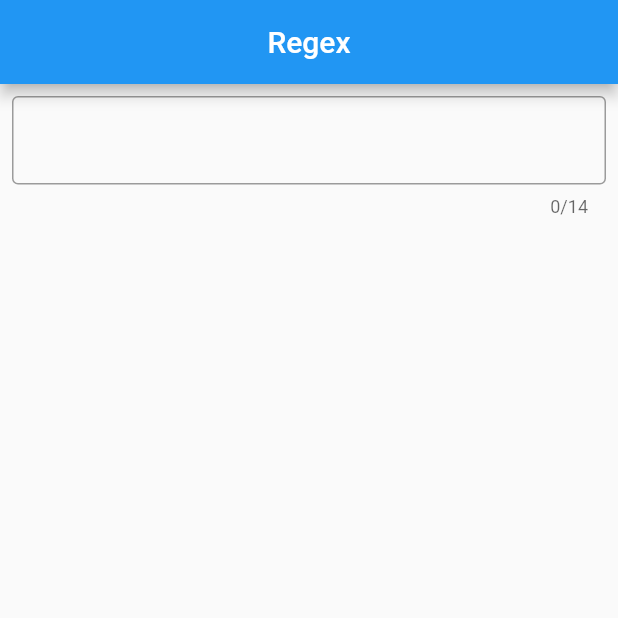
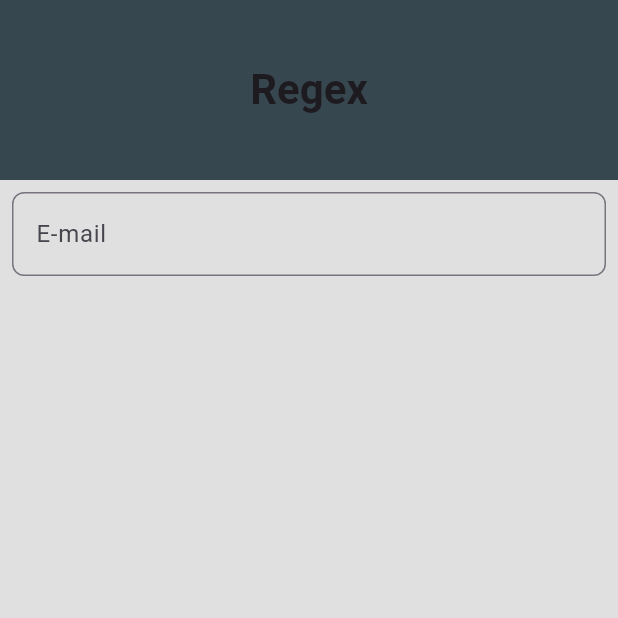
Before and after one commit to guilhermeSchiochet/Regex, a Flutter app: the screen it shows after launch, on a phone screen of 412 x 824 dp, the top half of it. Run offline on Flutter 3.47's test engine with Material 2 defaults, Android fonts, the phone set to English and light mode, and no system bars.

```diff
--- /dev/null
+++ b/regex/lib/data/models/regex_pattern.dart
@@ -0,0 +1,6 @@
+class RegexPattern {
+  final String? key;
+  final String? pattern;
+
+  RegexPattern(this.key, this.pattern);
+}
--- /dev/null
+++ b/regex/lib/data/repositories/regex_repository.dart
@@ -0,0 +1,25 @@
+import 'package:regex/data/models/regex_pattern.dart';
+
+abstract class RegexRepository {
+  Future<RegexPattern> getRegexPattern(String key);
+}
+
+class RegexRepositoryImpl implements RegexRepository {
+
+  final Map<String, String> _patterns = {
+    'cep': r'^\d{5}-\d{3}$',
+    'cpf': r'^\d{3}\.\d{3}\.\d{3}-\d{2}$',
+    'phone': r'^\(\d{2}\) \d{4,5}-\d{4}$',
+    'email': r'^[\w-\.]+@([\w-]+\.)+[\w-]{2,4}$',
+    'cnpj': r'^\d{2}\.\d{3}\.\d{3}\/\d{4}-\d{2}$',
+    'hora': r'^(0?\d|1\d|2[0-3]):([0-5]\d):([0-5]\d)$',
+    'data': r'^(0?[1-9]|[12]\d|3[01])\/(0?[1-9]|1[0-2])\/\d{4}$',
+    'cpfcnpj': r'^\d{3}\.\d{3}\.\d{3}-\d{2}|\d{2}\.\d{3}\.\d{3}\/\d{4}-\d{2}$',
+  };
+
+  @override
+  Future<RegexPattern> getRegexPattern(String key) async {
+    final pattern = _patterns[key];
+    return RegexPattern(key, pattern);
+  }
+}
--- /dev/null
+++ b/regex/lib/domain/usecases/validate_email_usecase.dart
@@ -0,0 +1,17 @@
+import 'package:regex/data/repositories/regex_repository.dart';
+
+class ValidateEmailUseCase {
+  final RegexRepository _regexRepository;
+
+  ValidateEmailUseCase(this._regexRepository);
+
+  Future<bool> call(String email) async {
+    final regexPattern = await _regexRepository.getRegexPattern('email');
+
+    if (RegExp(regexPattern.pattern!).hasMatch(email)) {
+      return true;
+    } else {
+      return false;
+    }
+  }
+}
--- a/regex/lib/main.dart
+++ b/regex/lib/main.dart
@@ -1,102 +1,4 @@
-import 'dart:io';
 import 'package:flutter/material.dart';
+import 'package:regex/presentation/app.dart';
 
-/*
-  > @ Guilherme Schiochet
-  > Intagram @starkzhx
-  > Relizado testes ultilizando regex
-*/
-
-void main(){
-
-  runApp(ValidacaoCampoText());
-
-  final String texto = stdin.readLineSync() ?? '';
-  _tipoText(texto);
-  _filtraCodigo();
-}
-
-  /// As validações do Reg foram feitas com base no aprendizado do curso de Regex do flutterando( Comunidade de dart )
-  String _tipoText(String texto){
-
-    ///Valida se é um gmail. guilherme3_teste@gmail.com
-    if(RegExp('[a-z 0-9 _!.]+@[a-z.]+').hasMatch(texto)){
-      return 'Email';
-      ///Valida se é uma hora. 13:24
-    } else if(RegExp(r'\d{2}:\d{2}').hasMatch(texto)){
-      return 'Hora';
-      ///Valida se é uma data. 27/04/2022
-    } else if(RegExp(r'\d?\d[-./]\d?\d[-./]\d?\d?\d\d').hasMatch(texto)){
-      return 'Data';
-      ///Valida se é um numero. (47) 92131-3253
-    } else if(RegExp(r'(\(\d{2}\)\s)?(\d{4,5}[-. ]\d{4})').hasMatch(texto)){
-      return 'Numero';
-      ///Valida se é um cpf. 987.654.321-00
-    } else if(RegExp(r'\d{3}\.\d{3}\.\d{3}-\d{2}|\d{11}').hasMatch(texto)){
-      return 'Cpf';
-      ///Valida se é um cpnpj. 23.082.589/0001-10
-    } else if(RegExp(r'([0-9]{2}[\.]?[0-9]{3}[\.]?[0-9]{3}[\/]?[0-9]{4}[-]?[0-9]{2})|([0-9]{3}[\.]?[0-9]{3}[\.]?[0-9]{3}[-]?[0-9]{2})').hasMatch(texto)){
-      return 'cnpj';
-    }
-    return '';
-  }
-
-  void _filtraCodigo(){
-    ///Ultilizado a lista negada. todo que NÃO estiver dentro dessa lista sera excluido.
-    final RegExp regex = RegExp(r'[^\D-]');
-
-    print('Seu codigo é 123-456'.replaceAll(regex, ''));
-    print('123-093 esse é seu codigo'.replaceAll(regex, ''));
-    print('098-123 poderia ser seu codigo, mas seu codigo na verdade é 123-098'.replaceAll(regex, ''));
-
-    ///Metodo com melhor eficiencia.
-    final RegExp grupRegex = RegExp(r'(\d{3}-\d{3})');
-    final match = grupRegex.firstMatch('Eu declaro o seu codigo como 163-154');
-    print(match?.group(1));
-  }
-
-class ValidacaoCampoText extends StatelessWidget{
-  const ValidacaoCampoText({Key? key}) : super(key: key);
-
-  @override
-  Widget build(BuildContext context) {
-    return MaterialApp(
-      title: 'Meus projetos',
-      theme: ThemeData(
-        primaryColor: Colors.red,
-      ),
-      home: Scaffold(
-        appBar: AppBar(
-          title: Center(child: Text('Regex')),
-        ),
-        body: Column(
-          children: [
-            this._textFormField()
-          ],
-        ),
-      ),
-    );
-  }
-
-  ///Campo de para por um cpf
-  Widget _textFormField(){
-    return Padding(
-      padding: const EdgeInsets.all(8.0),
-      child: TextFormField(
-        decoration: InputDecoration(
-          border: OutlineInputBorder()
-        ),
-        autocorrect: true,
-        maxLength: 14,
-        autovalidateMode: AutovalidateMode.onUserInteraction,
-        validator: (text) {
-          if(!RegExp(r'\d{3}\.\d{3}\.\d{3}-\d{2}|\d{11}').hasMatch(text ?? '')){
-            return 'Digite um cpf valido';
-          }
-          return null;
-        },
-      ),
-    );
-  }
-
-}
+void main() => runApp(AppRegex());
--- /dev/null
+++ b/regex/lib/presentation/app.dart
@@ -0,0 +1,33 @@
+import 'package:flutter/material.dart';
+import 'package:regex/data/repositories/regex_repository.dart';
+import 'package:regex/domain/usecases/validate_email_usecase.dart';
+import 'package:regex/presentation/screens/home_page.dart';
+import 'package:regex/presentation/widgets/theme_app.dart';
+
+class AppRegex extends StatefulWidget {
+  const AppRegex({super.key});
+
+  @override
+  State<AppRegex> createState() => _AppRegexState();
+}
+
+class _AppRegexState extends State<AppRegex> {
+  late final regexRepository;
+  late final validateEmailUseCase;
+
+  @override
+  void initState() {
+    regexRepository = RegexRepositoryImpl();
+    validateEmailUseCase = ValidateEmailUseCase(regexRepository);
+    super.initState();
+  }
+
+  @override
+  Widget build(BuildContext context) {
+    return MaterialApp(
+      theme: ThemeApp.themeData,
+      debugShowCheckedModeBanner: false,
+      home: HomePage(validateEmailUseCase: validateEmailUseCase)
+    );
+  }
+}
--- /dev/null
+++ b/regex/lib/presentation/screens/home_page.dart
@@ -0,0 +1,54 @@
+import 'package:flutter/material.dart';
+import 'package:regex/domain/usecases/validate_email_usecase.dart';
+import 'package:regex/presentation/widgets/email_input_field.dart';
+import 'package:regex/presentation/widgets/theme_app.dart';
+
+class HomePage extends StatefulWidget {
+
+  final ValidateEmailUseCase validateEmailUseCase;
+
+  const HomePage({super.key, required this.validateEmailUseCase});
+
+  @override
+  State<HomePage> createState() => _HomePageState();
+}
+
+class _HomePageState extends State<HomePage> {
+
+  @override
+  Widget build(BuildContext context) {
+    return Scaffold(
+      appBar: _appBar,
+      body: _widgetsScreen,
+    );
+  }
+
+  AppBar get _appBar {
+    return AppBar(
+      elevation: 0,
+      centerTitle: true,
+      toolbarHeight: 120,
+      backgroundColor: ThemeApp.blueGrey,
+      title: Text(
+        'Regex',
+        style: TextStyle(
+          fontSize: 28,
+          fontWeight: FontWeight.w700,
+        ),
+      ),
+    );
+  }
+
+  Widget get _widgetsScreen {
+    return Padding(
+      padding: const EdgeInsets.all(8.0),
+      child: Column(
+        children: [
+          EmailInputField(
+            validateEmailUseCase: widget.validateEmailUseCase
+          )
+        ],
+      ),
+    );
+  }
+}
--- /dev/null
+++ b/regex/lib/presentation/widgets/email_input_field.dart
@@ -0,0 +1,64 @@
+import 'package:flutter/material.dart';
+import 'package:regex/domain/usecases/validate_email_usecase.dart';
+import 'package:regex/presentation/widgets/theme_app.dart';
+
+class EmailInputField extends StatefulWidget {
+  final ValidateEmailUseCase validateEmailUseCase;
+
+  const EmailInputField({Key? key, required this.validateEmailUseCase}): super(key: key);
+
+  @override
+  _EmailInputFieldState createState() => _EmailInputFieldState();
+}
+
+class _EmailInputFieldState extends State<EmailInputField> {
+
+  final TextEditingController _emailController = TextEditingController();
+
+  bool _isValid = true;
+  bool _isInitialValidation = false;
+
+  @override
+  void dispose() {
+    _emailController.dispose();
+    super.dispose();
+  }
+
+  void _validateEmail(String email) async {
+    final isValid = await widget.validateEmailUseCase(email);
+    setState(() {
+      _isValid = isValid;
+      _isInitialValidation = true;
+    });
+  }
+
+  @override
+  Widget build(BuildContext context) {
+    return TextFormField(
+      controller: _emailController,
+      decoration: InputDecoration(
+        labelText: 'E-mail',
+        hintText: 'Digite o seu e-mail',
+        errorText: _isInitialValidation && !_isValid ? 'E-mail inválido' : null,
+        border: OutlineInputBorder(
+          borderRadius: BorderRadius.circular(8.0),
+        ),
+        focusedBorder: OutlineInputBorder(
+          borderRadius: BorderRadius.circular(8.0),
+          borderSide: BorderSide(color: ThemeApp.blueGrey),
+        ),
+        errorBorder: OutlineInputBorder(
+          borderRadius: BorderRadius.circular(8.0),
+          borderSide: BorderSide(color: Colors.red),
+        ),
+        focusedErrorBorder: OutlineInputBorder(
+          borderRadius: BorderRadius.circular(8.0),
+          borderSide: BorderSide(color: Colors.red),
+        ),
+      ),
+      keyboardType: TextInputType.emailAddress,
+      autovalidateMode: AutovalidateMode.onUserInteraction,
+      onChanged: _validateEmail,
+    );
+  }
+}
--- /dev/null
+++ b/regex/lib/presentation/widgets/theme_app.dart
@@ -0,0 +1,16 @@
+import 'package:flutter/material.dart';
+
+class ThemeApp {
+  static Color blueGrey = Color.fromRGBO(55, 71, 79, 1);
+
+  static Color white = Color.fromRGBO(255, 255, 255, 1);
+
+  static Color grey20 = Colors.grey.shade300;
+
+  static Color black = Color.fromARGB(255, 0, 0, 0);
+
+  static ThemeData themeData = ThemeData(
+    useMaterial3: true,
+    scaffoldBackgroundColor: grey20
+  );
+}
```
Also changed, not shown: regex/analysis_options.yaml (deleted, +0 -29 lines), regex/lib/domain/usecases/validate_phone_number_usecase.dart (added, +17 -0 lines), regex/pubspec.yaml (+3 -71 lines), regex/lib/presentation/widgets/phone_input_field.dart (added), regex/pubspec.lock, 1 other file.
